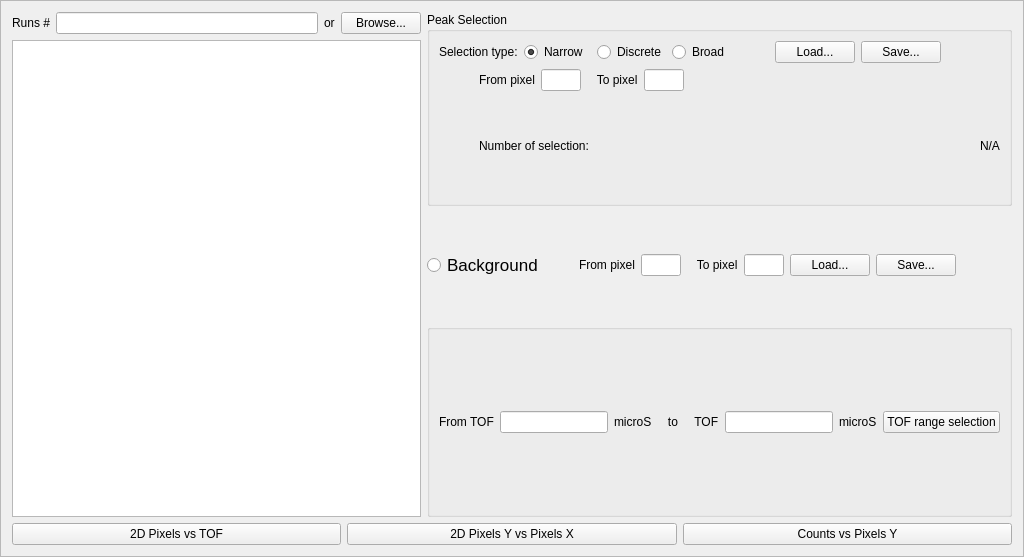
The window that Code/Mantid/scripts/Interface/ui/reflectometer/data_refl.ui (mantidproject/mantid) describes before a commit, drawn with Qt 5.
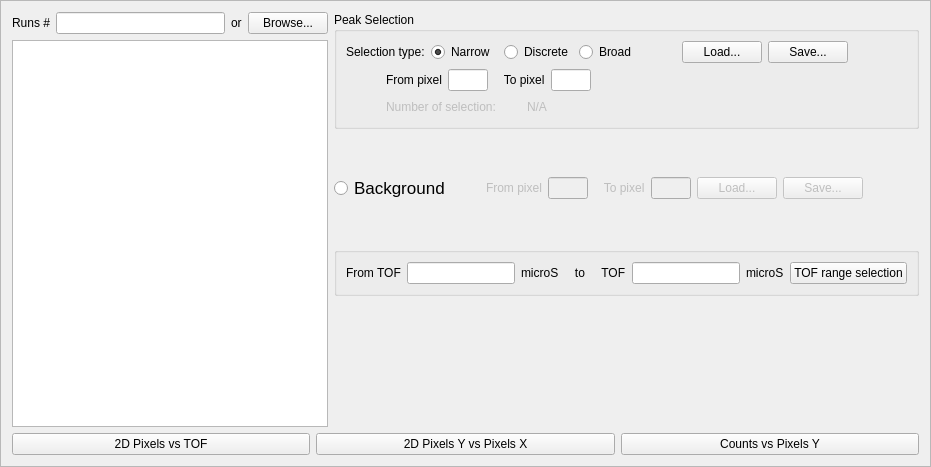
The same window after the commit.

The edit to the form file:
```diff
--- a/Code/Mantid/scripts/Interface/ui/reflectometer/data_refl.ui
+++ b/Code/Mantid/scripts/Interface/ui/reflectometer/data_refl.ui
@@ -6,8 +6,8 @@
    <rect>
     <x>0</x>
     <y>0</y>
-    <width>1024</width>
-    <height>557</height>
+    <width>931</width>
+    <height>467</height>
    </rect>
   </property>
   <property name="windowTitle">
@@ -37,6 +37,12 @@
            </item>
            <item>
             <widget class="QLineEdit" name="lineEdit_4">
+             <property name="minimumSize">
+              <size>
+               <width>100</width>
+               <height>0</height>
+              </size>
+             </property>
              <property name="statusTip">
               <string/>
              </property>
@@ -283,26 +289,31 @@
                 </item>
                 <item>
                  <widget class="QLabel" name="label_7">
+                  <property name="enabled">
+                   <bool>false</bool>
+                  </property>
+                  <property name="minimumSize">
+                   <size>
+                    <width>135</width>
+                    <height>0</height>
+                   </size>
+                  </property>
+                  <property name="maximumSize">
+                   <size>
+                    <width>135</width>
+                    <height>16777215</height>
+                   </size>
+                  </property>
                   <property name="text">
                    <string>Number of selection:</string>
                   </property>
                  </widget>
                 </item>
-                <item>
-                 <spacer name="horizontalSpacer_5">
-                  <property name="orientation">
-                   <enum>Qt::Horizontal</enum>
-                  </property>
-                  <property name="sizeHint" stdset="0">
-                   <size>
-                    <width>220</width>
-                    <height>20</height>
-                   </size>
-                  </property>
-                 </spacer>
-                </item>
                 <item>
                  <widget class="QLabel" name="label_8">
+                  <property name="enabled">
+                   <bool>false</bool>
+                  </property>
                   <property name="text">
                    <string>N/A</string>
                   </property>
@@ -368,6 +379,9 @@
            </item>
            <item>
             <widget class="QLabel" name="label_12">
+             <property name="enabled">
+              <bool>false</bool>
+             </property>
              <property name="text">
               <string>From pixel</string>
              </property>
@@ -375,6 +389,9 @@
            </item>
            <item>
             <widget class="QLineEdit" name="lineEdit_8">
+             <property name="enabled">
+              <bool>false</bool>
+             </property>
              <property name="sizePolicy">
               <sizepolicy hsizetype="Fixed" vsizetype="Fixed">
                <horstretch>0</horstretch>
@@ -403,6 +420,9 @@
            </item>
            <item>
             <widget class="QLabel" name="label_13">
+             <property name="enabled">
+              <bool>false</bool>
+             </property>
              <property name="text">
               <string>   To pixel</string>
              </property>
@@ -410,6 +430,9 @@
            </item>
            <item>
             <widget class="QLineEdit" name="lineEdit_9">
+             <property name="enabled">
+              <bool>false</bool>
+             </property>
              <property name="sizePolicy">
               <sizepolicy hsizetype="Fixed" vsizetype="Fixed">
                <horstretch>0</horstretch>
@@ -432,6 +455,9 @@
            </item>
            <item>
             <widget class="QPushButton" name="pushButton_8">
+             <property name="enabled">
+              <bool>false</bool>
+             </property>
              <property name="text">
               <string>Load...</string>
              </property>
@@ -439,6 +465,9 @@
            </item>
            <item>
             <widget class="QPushButton" name="pushButton_9">
+             <property name="enabled">
+              <bool>false</bool>
+             </property>
              <property name="text">
               <string>Save...</string>
              </property>
@@ -522,6 +551,19 @@
            </layout>
           </widget>
          </item>
+         <item>
+          <spacer name="verticalSpacer_3">
+           <property name="orientation">
+            <enum>Qt::Vertical</enum>
+           </property>
+           <property name="sizeHint" stdset="0">
+            <size>
+             <width>20</width>
+             <height>40</height>
+            </size>
+           </property>
+          </spacer>
+         </item>
         </layout>
        </item>
       </layout>
```
